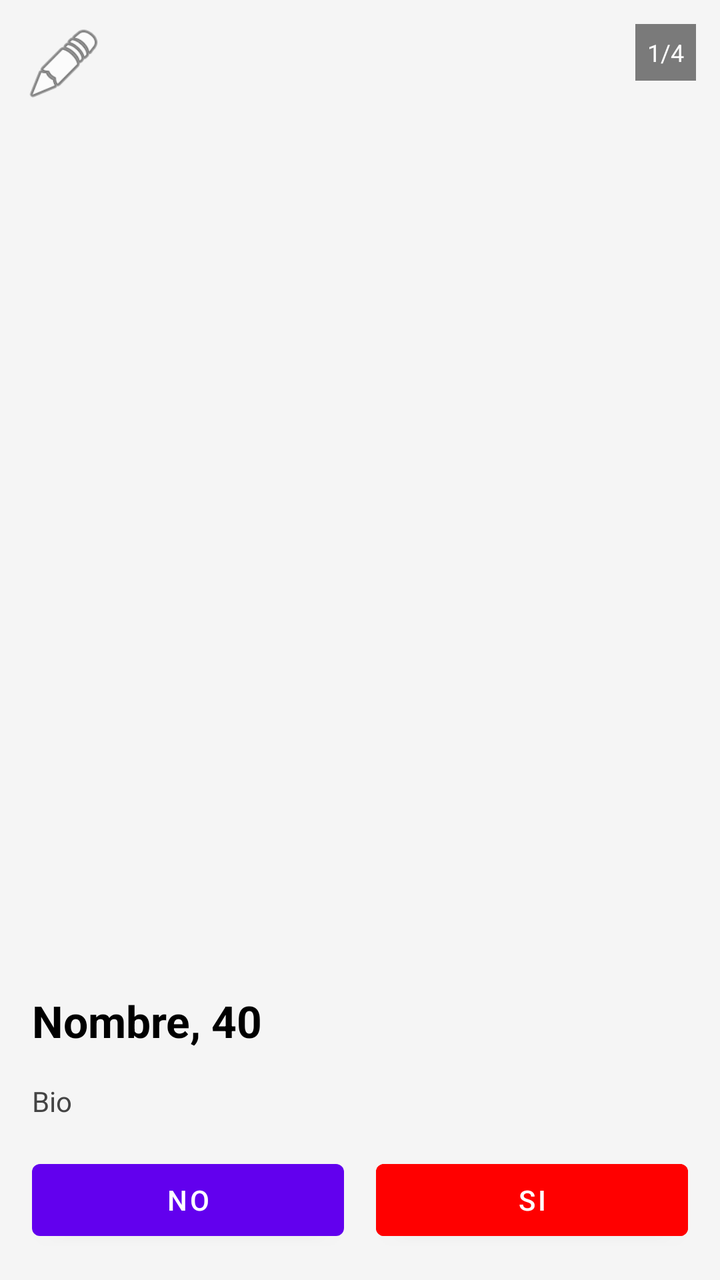
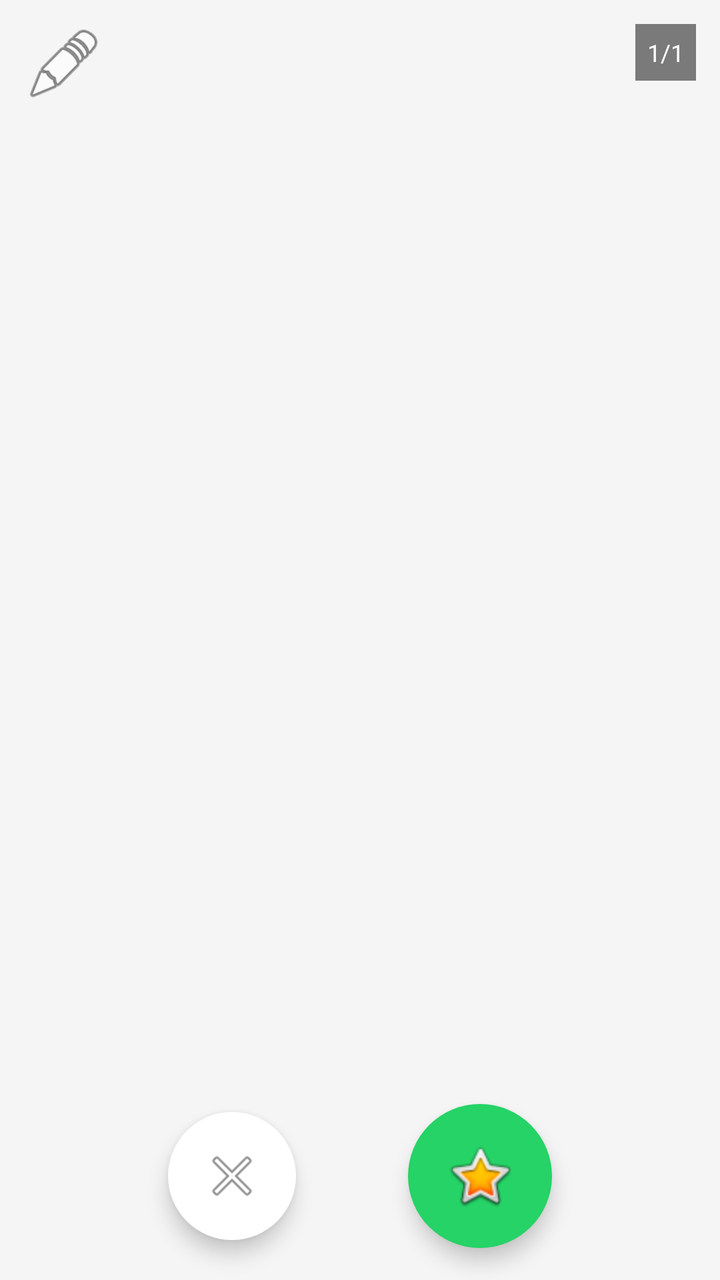

The first picture is an Android layout as it rendered before a commit; the second is the same layout after the commit. The layout source and the unified diff follow.
<!-- AndroidManifest.xml: fallback theme Theme.MaterialComponents.DayNight.NoActionBar -->
<!-- res/layout/fragment_discovery.xml -->
<?xml version="1.0" encoding="utf-8"?>
<FrameLayout xmlns:android="http://schemas.android.com/apk/res/android"
    android:layout_width="match_parent"
    android:layout_height="match_parent"
    android:background="#F5F5F5">

    <LinearLayout
        android:layout_width="match_parent"
        android:layout_height="match_parent"
        android:orientation="vertical">

        <FrameLayout
            android:layout_width="match_parent"
            android:layout_height="0dp"
            android:layout_weight="1">

            <androidx.viewpager2.widget.ViewPager2
                android:id="@+id/viewPagerFotos"
                android:layout_width="match_parent"
                android:layout_height="match_parent"
                android:clipChildren="false" />

            <TextView
                android:id="@+id/txtIndicator"
                android:layout_width="wrap_content"
                android:layout_height="wrap_content"
                android:layout_gravity="top|end"
                android:layout_margin="12dp"
                android:background="#80000000"
                android:padding="6dp"
                android:text="1/4"
                android:textColor="#FFFFFF"
                android:textSize="12sp" />

            <ImageView
                android:id="@+id/btnEditProfile"
                android:layout_width="40dp"
                android:layout_height="40dp"
                android:layout_gravity="top|start"
                android:layout_margin="12dp"
                android:src="@android:drawable/ic_menu_edit" />

        </FrameLayout>

        <TextView
            android:id="@+id/txtName"
            android:layout_width="match_parent"
            android:layout_height="wrap_content"
            android:padding="16dp"
            android:text="Nombre, 40"
            android:textSize="22sp"
            android:textStyle="bold"
            android:textColor="#000"/>

        <TextView
            android:id="@+id/txtBio"
            android:layout_width="match_parent"
            android:layout_height="wrap_content"
            android:paddingHorizontal="16dp"
            android:text="Bio"
            android:textColor="#444"/>

        <LinearLayout
            android:layout_width="match_parent"
            android:layout_height="wrap_content"
            android:orientation="horizontal"
            android:gravity="center"
            android:padding="16dp">

            <Button
                android:id="@+id/btnDislike"
                android:layout_width="0dp"
                android:layout_height="wrap_content"
                android:layout_weight="1"
                android:layout_marginEnd="8dp"
                android:text="NO" />

            <Button
                android:id="@+id/btnLike"
                android:layout_width="0dp"
                android:layout_height="wrap_content"
                android:layout_weight="1"
                android:layout_marginStart="8dp"
                android:text="SI"
                android:backgroundTint="#FF0000" />
        </LinearLayout>
    </LinearLayout>
</FrameLayout>
<!-- resources referenced by this layout -->
<resources>

</resources>

<!-- the commit's change to res/layout/fragment_discovery.xml (unified diff, before → after) -->
@@ -2,7 +2,9 @@
 <FrameLayout xmlns:android="http://schemas.android.com/apk/res/android"
     android:layout_width="match_parent"
     android:layout_height="match_parent"
-    android:background="#F5F5F5">
+    android:background="#F5F5F5"
+    android:clipChildren="false"
+    android:clipToPadding="false">
 
     <LinearLayout
         android:layout_width="match_parent"
@@ -17,8 +19,7 @@
             <androidx.viewpager2.widget.ViewPager2
                 android:id="@+id/viewPagerFotos"
                 android:layout_width="match_parent"
-                android:layout_height="match_parent"
-                android:clipChildren="false" />
+                android:layout_height="match_parent" />
 
             <TextView
                 android:id="@+id/txtIndicator"
@@ -28,7 +29,7 @@
                 android:layout_margin="12dp"
                 android:background="#80000000"
                 android:padding="6dp"
-                android:text="1/4"
+                android:text="1/1"
                 android:textColor="#FFFFFF"
                 android:textSize="12sp" />
 
@@ -39,15 +40,13 @@
                 android:layout_gravity="top|start"
                 android:layout_margin="12dp"
                 android:src="@android:drawable/ic_menu_edit" />
-
         </FrameLayout>
 
         <TextView
             android:id="@+id/txtName"
             android:layout_width="match_parent"
             android:layout_height="wrap_content"
-            android:padding="16dp"
-            android:text="Nombre, 40"
+            android:padding="12dp"
             android:textSize="22sp"
             android:textStyle="bold"
             android:textColor="#000"/>
@@ -56,33 +55,40 @@
             android:id="@+id/txtBio"
             android:layout_width="match_parent"
             android:layout_height="wrap_content"
-            android:paddingHorizontal="16dp"
-            android:text="Bio"
+            android:paddingHorizontal="12dp"
+            android:paddingBottom="4dp"
             android:textColor="#444"/>
 
         <LinearLayout
+            android:id="@+id/btnContainer"
             android:layout_width="match_parent"
             android:layout_height="wrap_content"
             android:orientation="horizontal"
             android:gravity="center"
-            android:padding="16dp">
+            android:clipChildren="false"
+            android:clipToPadding="false"
+            android:paddingTop="12dp"
+            android:paddingBottom="16dp">
 
-            <Button
+            <ImageView
                 android:id="@+id/btnDislike"
-                android:layout_width="0dp"
-                android:layout_height="wrap_content"
-                android:layout_weight="1"
-                android:layout_marginEnd="8dp"
-                android:text="NO" />
+                android:layout_width="64dp"
+                android:layout_height="64dp"
+                android:layout_marginEnd="28dp"
+                android:background="@drawable/circle_white"
+                android:elevation="6dp"
+                android:padding="16dp"
+                android:src="@android:drawable/ic_menu_close_clear_cancel" />
 
-            <Button
+            <ImageView
                 android:id="@+id/btnLike"
-                android:layout_width="0dp"
-                android:layout_height="wrap_content"
-                android:layout_weight="1"
-                android:layout_marginStart="8dp"
-                android:text="SI"
-                android:backgroundTint="#FF0000" />
+                android:layout_width="72dp"
+                android:layout_height="72dp"
+                android:layout_marginStart="28dp"
+                android:background="@drawable/circle_green"
+                android:elevation="6dp"
+                android:padding="18dp"
+                android:src="@android:drawable/btn_star_big_on" />
         </LinearLayout>
     </LinearLayout>
 </FrameLayout>
<!-- resource entries referenced after the edit -->
@@ -1,5 +1,12 @@
 <!-- resources referenced by this layout -->
 <resources>
-
+  <!-- drawable circle_green (drawable) -->
+  <shape xmlns:android="http://schemas.android.com/apk/res/android" android:shape="oval">
+      <solid android:color="#25D366"/>
+  </shape>
+  <!-- drawable circle_white (drawable) -->
+  <shape xmlns:android="http://schemas.android.com/apk/res/android" android:shape="oval">
+      <solid android:color="#FFFFFF"/>
+  </shape>
 </resources>
 
